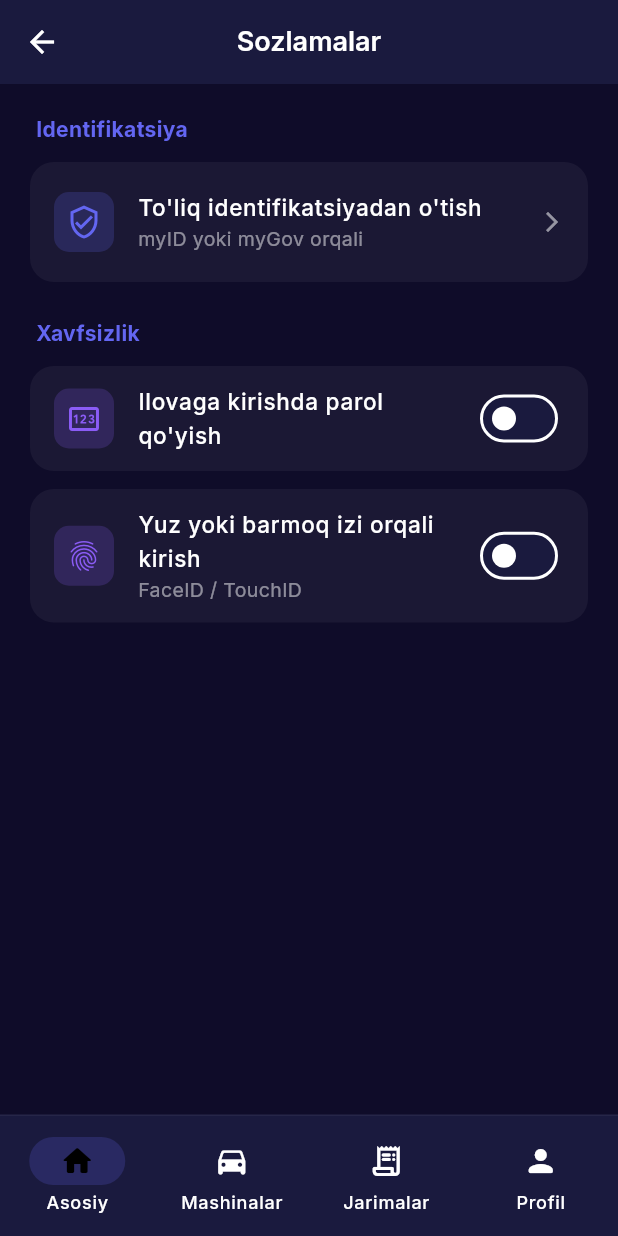
After one commit to Jasurbek414/DriveON, a Flutter app: the HomeScreen screen opened by its route, after a tap on the "settings" icon, on a phone screen of 412 x 824 dp. The commit adds this screen. Run offline on Flutter 3.47's test engine with Material 3 defaults, Android fonts, the phone set to English and light mode, and no system bars; our stand-ins replace flutter_secure_storage, go_router, google_fonts; accounts and stored records are empty; network calls fail.

Commit message:
feat: complete auth flow and add settings screen

```diff
--- a/mobile/lib/router/app_router.dart
+++ b/mobile/lib/router/app_router.dart
@@ -13,6 +13,7 @@ import '../screens/fines_screen.dart';
 import '../screens/cards_screen.dart';
 import '../screens/add_card_screen.dart';
 import '../screens/profile_screen.dart';
+import '../screens/settings_screen.dart';
 
 class AppRouter {
   static final router = GoRouter(
@@ -43,6 +44,7 @@ class AppRouter {
           GoRoute(path: '/cards', builder: (_, __) => const CardsScreen()),
           GoRoute(path: '/cards/add', builder: (_, __) => const AddCardScreen()),
           GoRoute(path: '/profile', builder: (_, __) => const ProfileScreen()),
+          GoRoute(path: '/settings', builder: (_, __) => const SettingsScreen()),
         ],
       ),
     ],
--- a/mobile/lib/screens/home_screen.dart
+++ b/mobile/lib/screens/home_screen.dart
@@ -46,7 +46,12 @@ class _HomeScreenState extends State<HomeScreen> {
               ])),
               Container(
                 decoration: BoxDecoration(color: Colors.white.withOpacity(0.05), borderRadius: BorderRadius.circular(12)),
-                child: IconButton(icon: const Icon(Icons.notifications_none, color: Colors.white54), onPressed: () {}),
+                child: Row(
+                  children: [
+                    IconButton(icon: const Icon(Icons.settings, color: Colors.white54), onPressed: () => context.go('/settings')),
+                    IconButton(icon: const Icon(Icons.notifications_none, color: Colors.white54), onPressed: () {}),
+                  ],
+                ),
               ),
             ]),
             const SizedBox(height: 28),
--- /dev/null
+++ b/mobile/lib/screens/settings_screen.dart
@@ -0,0 +1,106 @@
+import 'package:flutter/material.dart';
+import 'package:go_router/go_router.dart';
+import '../theme/app_colors.dart';
+
+class SettingsScreen extends StatefulWidget {
+  const SettingsScreen({super.key});
+
+  @override
+  State<SettingsScreen> createState() => _SettingsScreenState();
+}
+
+class _SettingsScreenState extends State<SettingsScreen> {
+  bool _pinEnabled = false;
+  bool _biometricsEnabled = false;
+
+  @override
+  Widget build(BuildContext context) {
+    return Scaffold(
+      backgroundColor: AppColors.background,
+      appBar: AppBar(
+        title: const Text('Sozlamalar'),
+        leading: IconButton(icon: const Icon(Icons.arrow_back), onPressed: () => context.go('/')),
+      ),
+      body: ListView(
+        padding: const EdgeInsets.all(20),
+        children: [
+          _buildSectionHeader("Identifikatsiya"),
+          _buildActionItem(
+            icon: Icons.verified_user_outlined,
+            title: "To'liq identifikatsiyadan o'tish",
+            subtitle: "myID yoki myGov orqali",
+            onTap: () {
+              ScaffoldMessenger.of(context).showSnackBar(const SnackBar(content: Text('Hali ishlab chiqilmoqda...')));
+            },
+          ),
+          const SizedBox(height: 24),
+          _buildSectionHeader("Xavfsizlik"),
+          _buildSwitchItem(
+            icon: Icons.pin_outlined,
+            title: "Ilovaga kirishda parol qo'yish",
+            value: _pinEnabled,
+            onChanged: (val) {
+              setState(() => _pinEnabled = val);
+            },
+          ),
+          _buildSwitchItem(
+            icon: Icons.fingerprint,
+            title: "Yuz yoki barmoq izi orqali kirish",
+            subtitle: "FaceID / TouchID",
+            value: _biometricsEnabled,
+            onChanged: (val) {
+              setState(() => _biometricsEnabled = val);
+            },
+          ),
+        ],
+      ),
+    );
+  }
+
+  Widget _buildSectionHeader(String title) {
+    return Padding(
+      padding: const EdgeInsets.only(bottom: 12, left: 4),
+      child: Text(title, style: TextStyle(color: AppColors.primary, fontSize: 14, fontWeight: FontWeight.bold)),
+    );
+  }
+
+  Widget _buildActionItem({required IconData icon, required String title, String? subtitle, required VoidCallback onTap}) {
+    return ListTile(
+      contentPadding: const EdgeInsets.symmetric(horizontal: 16, vertical: 4),
+      shape: RoundedRectangleBorder(borderRadius: BorderRadius.circular(16)),
+      tileColor: Colors.white.withOpacity(0.05),
+      leading: Container(
+        padding: const EdgeInsets.all(8),
+        decoration: BoxDecoration(color: AppColors.primary.withOpacity(0.2), borderRadius: BorderRadius.circular(10)),
+        child: Icon(icon, color: AppColors.primary),
+      ),
+      title: Text(title, style: const TextStyle(color: Colors.white, fontSize: 15, fontWeight: FontWeight.w500)),
+      subtitle: subtitle != null ? Text(subtitle, style: TextStyle(color: Colors.white.withOpacity(0.5), fontSize: 13)) : null,
+      trailing: const Icon(Icons.arrow_forward_ios, size: 16, color: Colors.white54),
+      onTap: onTap,
+    );
+  }
+
+  Widget _buildSwitchItem({required IconData icon, required String title, String? subtitle, required bool value, required ValueChanged<bool> onChanged}) {
+    return Container(
+      margin: const EdgeInsets.only(bottom: 12),
+      child: ListTile(
+        contentPadding: const EdgeInsets.symmetric(horizontal: 16, vertical: 4),
+        shape: RoundedRectangleBorder(borderRadius: BorderRadius.circular(16)),
+        tileColor: Colors.white.withOpacity(0.05),
+        leading: Container(
+          padding: const EdgeInsets.all(8),
+          decoration: BoxDecoration(color: AppColors.secondary.withOpacity(0.2), borderRadius: BorderRadius.circular(10)),
+          child: Icon(icon, color: AppColors.secondary),
+        ),
+        title: Text(title, style: const TextStyle(color: Colors.white, fontSize: 15, fontWeight: FontWeight.w500)),
+        subtitle: subtitle != null ? Text(subtitle, style: TextStyle(color: Colors.white.withOpacity(0.5), fontSize: 13)) : null,
+        trailing: Switch(
+          value: value,
+          onChanged: onChanged,
+          activeColor: AppColors.primary,
+        ),
+      ),
+    );
+  }
+}
```
Also changed, not shown: mobile/lib/screens/password_screen.dart (+21 -1 lines), mobile/lib/screens/phone_entry_screen.dart (+21 -4 lines).
